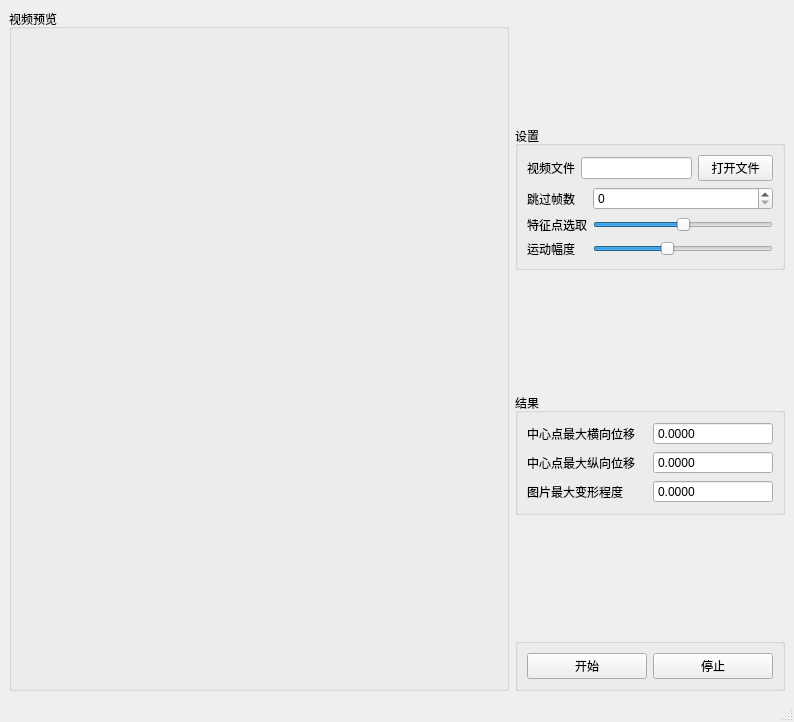
First picture: the form in tools/shake_test/shake_test_window.ui, repository xiaoqinxing/ImageTools, before the edit.
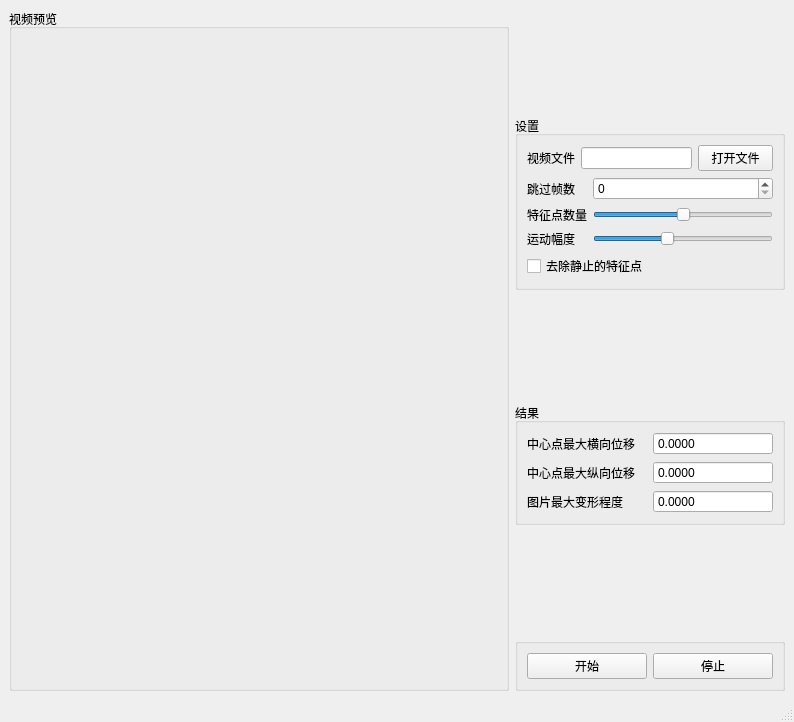
Second picture: the form after the edit.

Commit message: ADD: 增加去除静止的点的功能 ADD: 更加明显的标出检测到的中心点 ADD: 视频播放完自动暂停功能

The edit to the form file:
```diff
--- a/tools/shake_test/shake_test_window.ui
+++ b/tools/shake_test/shake_test_window.ui
@@ -63,7 +63,7 @@
            <item row="1" column="0">
             <widget class="QLabel" name="label_6">
              <property name="text">
-              <string>特征点选取</string>
+              <string>特征点数量</string>
              </property>
             </widget>
            </item>
@@ -143,6 +143,13 @@
            </item>
           </layout>
          </item>
+         <item row="2" column="0">
+          <widget class="QCheckBox" name="remove_move_point_enable">
+           <property name="text">
+            <string>去除静止的特征点</string>
+           </property>
+          </widget>
+         </item>
         </layout>
        </widget>
       </item>
```
Left out of the diff: 2 changed lines with no effect on the pictures. The commit also changes 2 other files.
